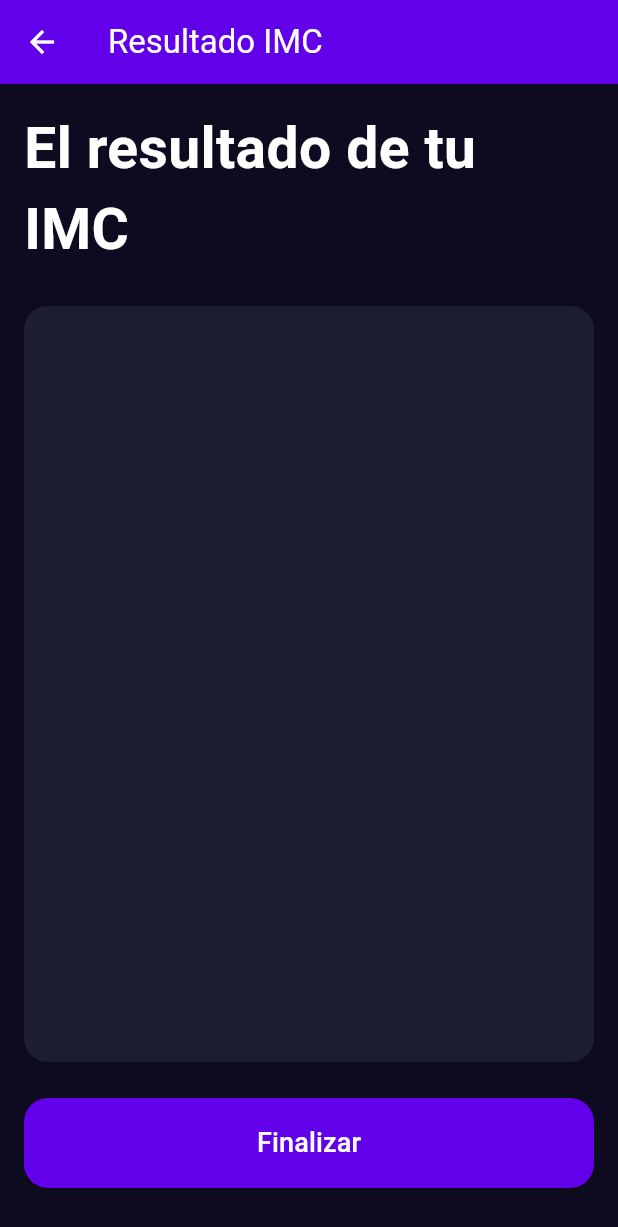
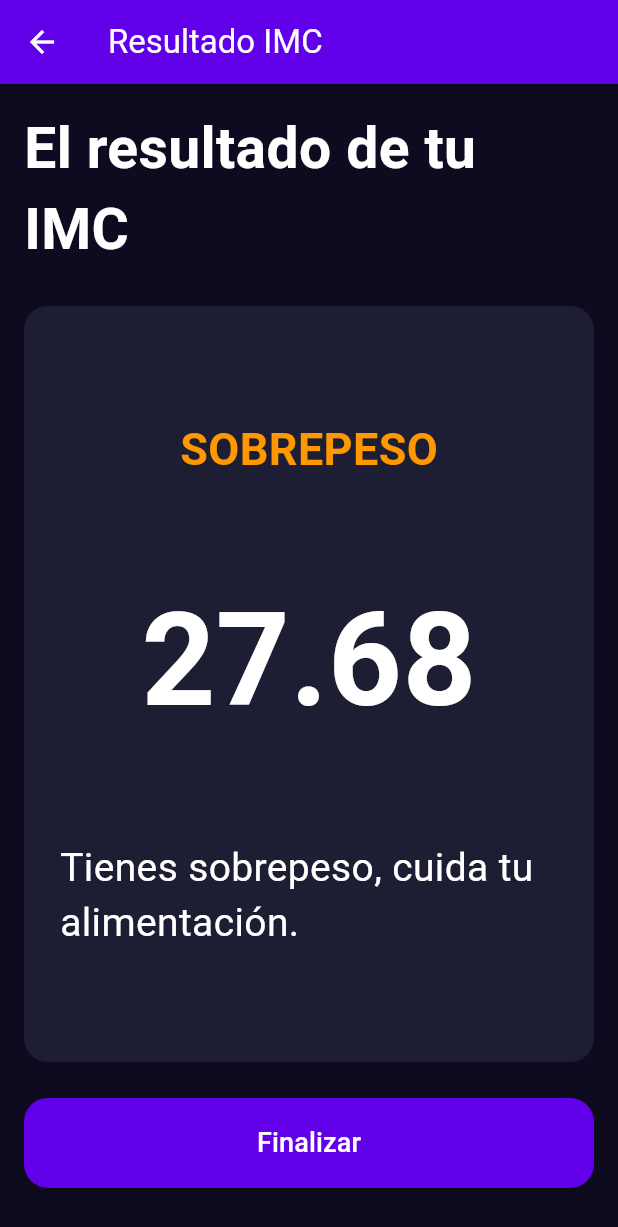
Before and after one commit to Axzyz/imc_calculator, a Flutter app: the screen it shows after launch, after a tap on "Calcular", on a phone screen of 412 x 824 dp. Shown: the top 1227 px of the screen. Run offline on Flutter 3.47's test engine with Material 3 defaults, Android fonts, the phone set to English and light mode, and no system bars.

Commit message:
App finalizada
Se sube la app finalizada

```diff
--- a/lib/core/text_styles.dart
+++ b/lib/core/text_styles.dart
@@ -11,4 +11,10 @@ class TextStyles {
     fontSize: 38.0,
     fontWeight: FontWeight.bold
   );
+
+  static const TextStyle bigText = TextStyle(
+    color: Colors.white,
+    fontSize: 86.0,
+    fontWeight: FontWeight.bold
+  );
 }
--- a/lib/screens/imc_result_screen.dart
+++ b/lib/screens/imc_result_screen.dart
@@ -17,11 +17,14 @@ class ImcResultScreen extends StatelessWidget {
     return Scaffold(
       backgroundColor: AppColors.background,
       appBar: appbarResult(),
-      body: bodyResult(),
+      body: bodyResult(context),
     );
   }
 
-  Padding bodyResult() {
+  Padding bodyResult(BuildContext context) {
+    double fixedHeight = height / 100;
+    double imcResult = weight / (fixedHeight * fixedHeight);
+
     return Padding(
       padding: const EdgeInsets.all(16.0),
       child: Column(
@@ -31,12 +34,43 @@ class ImcResultScreen extends StatelessWidget {
             child: Padding(
               padding: const EdgeInsets.symmetric(vertical: 24.0),
               child: Container(
+                padding: EdgeInsets.symmetric(horizontal: 24.0, vertical: 16.0),
                 width: double.infinity,
                 decoration: BoxDecoration(
                   color: AppColors.backgroundComponent,
                   borderRadius: BorderRadius.circular(16.0),
                 ),
-                child: Text(''),
+                child: Column(
+                  mainAxisAlignment: MainAxisAlignment.center,
+                  // crossAxisAlignment: CrossAxisAlignment.center,
+                  children: [
+                    Spacer(),
+                    Text(
+                      getStateByImc(imcResult).toUpperCase(),
+                      style: TextStyle(
+                        fontSize: 30,
+                        fontWeight: FontWeight.w600,
+                        color: getColorByImc(imcResult)
+                      ),
+                    ),
+                    Spacer(),
+                    Text(
+                      imcResult.toStringAsFixed(2),
+                      style: TextStyles.bigText,
+                    ),
+                    Spacer(),
+                    Text(
+                      getDescriptionByImc(imcResult),
+                      style: TextStyle(
+                        fontSize: 26,
+                        fontWeight: FontWeight.w400,
+                        color: Colors.white,
+                      ),
+                      textAlign: TextAlign.start,
+                    ),
+                    Spacer(),
+                  ],
+                ),
               ),
             ),
           ),
@@ -46,7 +80,9 @@ class ImcResultScreen extends StatelessWidget {
               width: double.infinity,
               height: 60.0,
               child: ElevatedButton(
-                onPressed: () {},
+                onPressed: () {
+                  Navigator.pop(context);
+                },
                 style: ButtonStyles.btnStyle,
                 child: Text('Finalizar', style: TextStyles.bodyText),
               ),
@@ -64,4 +100,31 @@ class ImcResultScreen extends StatelessWidget {
       foregroundColor: Colors.white,
     );
   }
+
+  Color getColorByImc(double imcResult) {
+    return switch (imcResult) {
+      < 18.5 => Colors.blue, // IMC bajo
+      < 24.9 => Colors.green, // IMC normal
+      < 29.99 => Colors.orange, // Sobrepeso
+      _ => Colors.red // Obesidad
+    };
+  }
+
+  String getStateByImc(double imcResult) {
+    return switch (imcResult) {
+      < 18.5 => 'Bajo', // IMC bajo
+      < 24.9 => 'Normal', // IMC normal
+      < 29.99 => 'Sobrepeso', // Sobrepeso
+      _ => 'Obesidad' // Obesidad
+    };
+  }
+
+  String getDescriptionByImc(double imcResult) {
+    return switch (imcResult) {
+      < 18.5 => 'Tu peso está por debajo de lo recomendado.', // IMC bajo
+      < 24.9 => 'Tu peso está en el rango saludable.', // IMC normal
+      < 29.99 => 'Tienes sobrepeso, cuida tu alimentación.', // Sobrepeso
+      _ => 'Tienes obesidad, consulta con un especialista.' // Obesidad
+    };
+  }
 }
```
